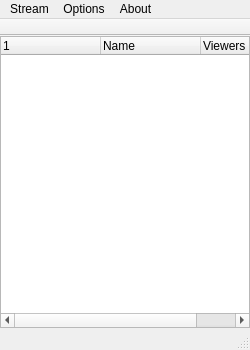
Old version of the form mainwindow.ui in the repository LordSk/livestreamer-ui.
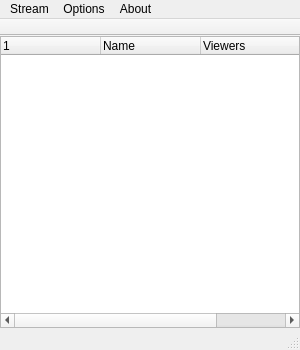
New version of the form.

Patch:
```diff
--- a/mainwindow.ui
+++ b/mainwindow.ui
@@ -6,19 +6,19 @@
    <rect>
     <x>0</x>
     <y>0</y>
-    <width>250</width>
+    <width>300</width>
     <height>350</height>
    </rect>
   </property>
   <property name="minimumSize">
    <size>
-    <width>250</width>
+    <width>300</width>
     <height>350</height>
    </size>
   </property>
   <property name="maximumSize">
    <size>
-    <width>250</width>
+    <width>300</width>
     <height>2048</height>
    </size>
   </property>
@@ -77,6 +77,11 @@
         <string>Viewers</string>
        </property>
       </column>
+      <column>
+       <property name="text">
+        <string>Quality</string>
+       </property>
+      </column>
      </widget>
     </item>
    </layout>
@@ -89,7 +94,7 @@
     <rect>
      <x>0</x>
      <y>0</y>
-     <width>250</width>
+     <width>300</width>
      <height>21</height>
     </rect>
    </property>
```
Left out of the diff: 13 changed lines with no effect on the pictures.
